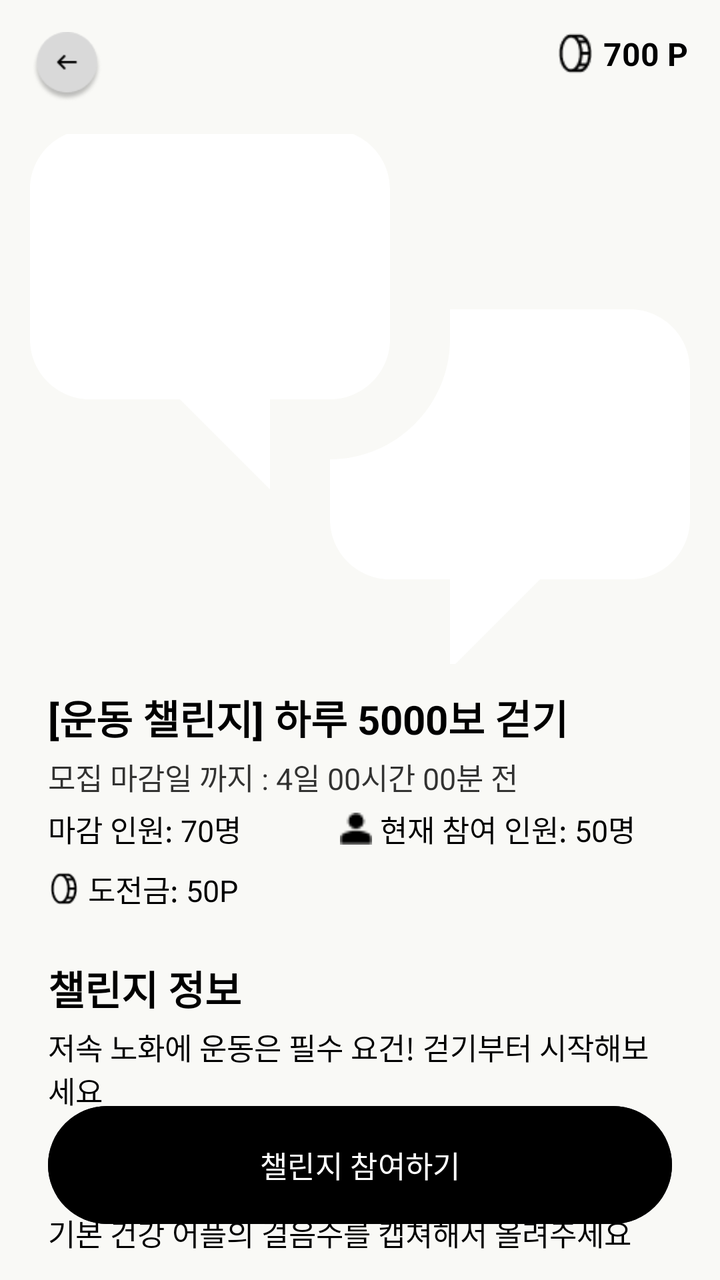
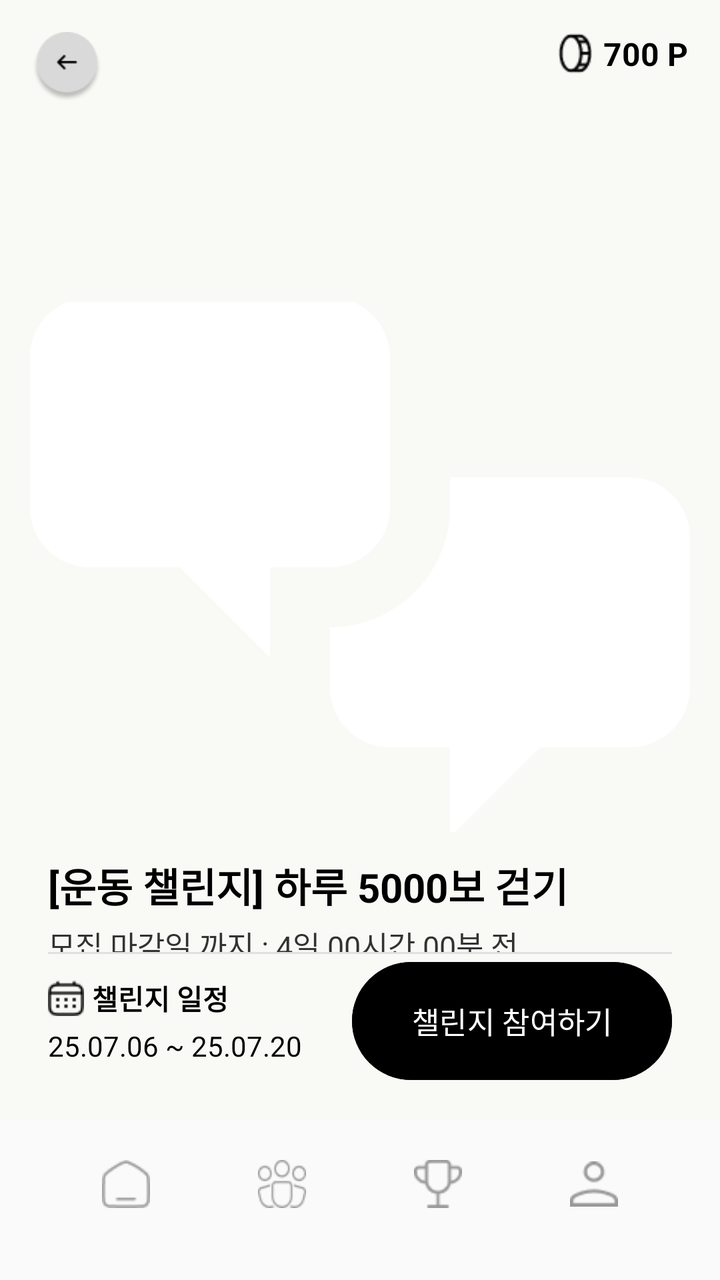

The first picture is an Android layout as it rendered before a commit; the second is the same layout after the commit. The layout source and the unified diff follow.
<!-- AndroidManifest.xml: application theme Theme.IT_contest -->
<!-- res/layout/challenge_detail.xml -->
<?xml version="1.0" encoding="utf-8"?>
<androidx.constraintlayout.widget.ConstraintLayout xmlns:android="http://schemas.android.com/apk/res/android"
    xmlns:app="http://schemas.android.com/apk/res-auto"
    android:layout_width="match_parent"
    android:layout_height="match_parent"
    android:background="#F9F9F6">

    
    <ImageButton
        android:id="@+id/back_button"
        android:layout_width="35dp"
        android:layout_height="35dp"
        android:src="@drawable/ic_back"
        android:scaleType="centerInside"
        android:background="@android:color/transparent"
        app:layout_constraintTop_toTopOf="parent"
        app:layout_constraintStart_toStartOf="parent"
        android:layout_marginTop="16dp"
        android:layout_marginStart="16dp" />

    
    <LinearLayout
        android:id="@+id/point_box"
        android:layout_width="wrap_content"
        android:layout_height="wrap_content"
        android:orientation="horizontal"
        android:gravity="center_vertical"
        app:layout_constraintTop_toTopOf="parent"
        app:layout_constraintEnd_toEndOf="parent"
        android:layout_marginTop="16dp"
        android:layout_marginEnd="16dp">

        <ImageView
            android:layout_width="20dp"
            android:layout_height="20dp"
            android:src="@drawable/ic_point"
            android:layout_marginEnd="4dp" />

        <TextView
            android:id="@+id/point"
            android:layout_width="wrap_content"
            android:layout_height="wrap_content"
            android:text="700 P"
            android:textSize="16sp"
            android:textStyle="bold"
            android:textColor="#000000" />
    </LinearLayout>

    
    <ImageView
        android:id="@+id/challenge_image"
        android:layout_width="0dp"
        android:layout_height="265dp"
        android:scaleType="centerCrop"
        android:src="@drawable/ic_chat"
        app:layout_constraintTop_toBottomOf="@+id/back_button"
        app:layout_constraintStart_toStartOf="parent"
        app:layout_constraintEnd_toEndOf="parent"
        android:layout_marginTop="16dp" />

    
    <TextView
        android:id="@+id/challenge_title"
        android:layout_width="wrap_content"
        android:layout_height="wrap_content"
        android:text="[운동 챌린지] 하루 5000보 걷기"
        android:textSize="20sp"
        android:textStyle="bold"
        android:textColor="#000000"
        app:layout_constraintTop_toBottomOf="@id/challenge_image"
        app:layout_constraintStart_toStartOf="parent"
        android:layout_marginTop="12dp"
        android:layout_marginStart="24dp" />

    
    <TextView
        android:id="@+id/deadline"
        android:layout_width="wrap_content"
        android:layout_height="wrap_content"
        android:text="모집 마감일 까지 : 4일 00시간 00분 전"
        android:textSize="15sp"
        android:textColor="#CC000000"
        app:layout_constraintTop_toBottomOf="@id/challenge_title"
        app:layout_constraintStart_toStartOf="parent"
        android:layout_marginStart="24dp"
        android:layout_marginTop="4dp" />

    
    <LinearLayout
        android:id="@+id/participant_row"
        android:layout_width="0dp"
        android:layout_height="wrap_content"
        android:orientation="horizontal"
        android:gravity="center_vertical"
        android:weightSum="2"
        app:layout_constraintTop_toBottomOf="@id/deadline"
        app:layout_constraintStart_toStartOf="parent"
        app:layout_constraintEnd_toEndOf="parent"
        android:layout_marginHorizontal="24dp"
        android:layout_marginTop="4dp">

        <TextView
            android:layout_width="0dp"
            android:layout_weight="1"
            android:layout_height="wrap_content"
            android:text="마감 인원: 70명"
            android:textColor="#000000"
            android:textSize="15sp"
            android:ellipsize="end"
            android:maxLines="1"/>

        <ImageView
            android:layout_width="16dp"
            android:layout_height="16dp"
            android:layout_marginEnd="4dp"
            android:src="@drawable/ic_person"
            app:tint="#000000" />

        <TextView
            android:layout_width="0dp"
            android:layout_weight="1"
            android:layout_height="wrap_content"
            android:text="현재 참여 인원: 50명"
            android:textColor="#000000"
            android:textSize="15sp" />
    </LinearLayout>

    
    <LinearLayout
        android:id="@+id/entry_fee_box"
        android:layout_width="wrap_content"
        android:layout_height="wrap_content"
        android:orientation="horizontal"
        android:gravity="center_vertical"
        app:layout_constraintTop_toBottomOf="@id/participant_row"
        app:layout_constraintStart_toStartOf="parent"
        android:layout_marginTop="8dp"
        android:layout_marginStart="24dp">

        <ImageView
            android:layout_width="16dp"
            android:layout_height="16dp"
            android:src="@drawable/ic_point"
            android:layout_marginEnd="4dp" />

        <TextView
            android:layout_weight="1"
            android:layout_height="wrap_content"
            android:text="도전금: 50P"
            android:textColor="#000000"
            android:textSize="15sp" />
    </LinearLayout>

    
    <TextView
        android:id="@+id/info_title"
        android:layout_width="wrap_content"
        android:layout_height="wrap_content"
        android:text="챌린지 정보"
        android:textSize="20sp"
        android:textStyle="bold"
        android:textColor="#000000"
        app:layout_constraintTop_toBottomOf="@id/entry_fee_box"
        app:layout_constraintStart_toStartOf="parent"
        android:layout_marginStart="24dp"
        android:layout_marginTop="24dp" />

    <TextView
        android:id="@+id/info_content"
        android:layout_width="0dp"
        android:layout_height="wrap_content"
        android:text="저속 노화에 운동은 필수 요건! 걷기부터 시작해보세요"
        android:textSize="15sp"
        android:textColor="#000000"
        app:layout_constraintTop_toBottomOf="@id/info_title"
        app:layout_constraintStart_toStartOf="parent"
        app:layout_constraintEnd_toEndOf="parent"
        android:layout_marginHorizontal="24dp"
        android:layout_marginTop="4dp" />

    
    <TextView
        android:id="@+id/method_title"
        android:layout_width="wrap_content"
        android:layout_height="wrap_content"
        android:text="인증 방법"
        android:textSize="20sp"
        android:textStyle="bold"
        android:textColor="#000000"
        app:layout_constraintTop_toBottomOf="@id/info_content"
        app:layout_constraintStart_toStartOf="parent"
        android:layout_marginStart="24dp"
        android:layout_marginTop="16dp" />

    <TextView
        android:id="@+id/method_content"
        android:layout_width="0dp"
        android:layout_height="wrap_content"
        android:text="기본 건강 어플의 걸음수를 캡쳐해서 올려주세요"
        android:textSize="15sp"
        android:textColor="#000000"
        app:layout_constraintTop_toBottomOf="@id/method_title"
        app:layout_constraintStart_toStartOf="parent"
        app:layout_constraintEnd_toEndOf="parent"
        android:layout_marginHorizontal="24dp"
        android:layout_marginTop="4dp" />

    
    <Button
        android:id="@+id/participate_button"
        android:layout_width="0dp"
        android:layout_height="67dp"
        android:text="챌린지 참여하기"
        android:textColor="#FFFFFF"
        android:textSize="15sp"
        android:backgroundTint="#000000"

        app:layout_constraintBottom_toBottomOf="parent"
        app:layout_constraintStart_toStartOf="parent"
        app:layout_constraintEnd_toEndOf="parent"
        android:layout_marginHorizontal="24dp"
        android:layout_marginBottom="24dp" />

</androidx.constraintlayout.widget.ConstraintLayout>
<!-- resources referenced by this layout -->
<resources>
  <!-- drawable ic_back: png bitmap (drawable, 2472 bytes) -->
  <!-- drawable ic_chat (drawable) -->
  <vector xmlns:android="http://schemas.android.com/apk/res/android"
      android:width="42dp"
      android:height="42dp"
      android:viewportWidth="42"
      android:viewportHeight="42">
    <path
        android:pathData="M5.25,21C3.325,21 1.75,19.425 1.75,17.5V8.75C1.75,6.825 3.325,5.25 5.25,5.25H19.25C21.175,5.25 22.75,6.825 22.75,8.75V17.5C22.75,19.425 21.175,21 19.25,21H15.75V26.25L10.5,21H5.25ZM36.75,31.5C38.675,31.5 40.25,29.925 40.25,28V19.25C40.25,17.325 38.675,15.75 36.75,15.75H26.25V17.5C26.25,21.35 23.1,24.5 19.25,24.5V28C19.25,29.925 20.825,31.5 22.75,31.5H26.25V36.75L31.5,31.5H36.75Z"
        android:fillColor="#ffffff"/>
  </vector>
  <!-- drawable ic_person: png bitmap (drawable, 255 bytes) -->
  <!-- drawable ic_point: png bitmap (drawable, 475 bytes) -->
  <style name="Theme.IT_contest" parent="Base.Theme.IT_contest" />
  <style name="Base.Theme.IT_contest" parent="Theme.Material3.DayNight.NoActionBar">
          
          
      </style>
</resources>

<!-- the commit's change to res/layout/challenge_detail.xml (unified diff, before → after) -->
@@ -1,5 +1,6 @@
 <?xml version="1.0" encoding="utf-8"?>
-<androidx.constraintlayout.widget.ConstraintLayout xmlns:android="http://schemas.android.com/apk/res/android"
+<androidx.constraintlayout.widget.ConstraintLayout
+    xmlns:android="http://schemas.android.com/apk/res/android"
     xmlns:app="http://schemas.android.com/apk/res-auto"
     android:layout_width="match_parent"
     android:layout_height="match_parent"
@@ -13,6 +14,9 @@
         android:src="@drawable/ic_back"
         android:scaleType="centerInside"
         android:background="@android:color/transparent"
+        android:clickable="true"
+        android:focusable="true"
+        android:elevation="10dp"
         app:layout_constraintTop_toTopOf="parent"
         app:layout_constraintStart_toStartOf="parent"
         android:layout_marginTop="16dp"
@@ -25,6 +29,10 @@
         android:layout_height="wrap_content"
         android:orientation="horizontal"
         android:gravity="center_vertical"
+        android:clickable="true"
+        android:focusable="true"
+        android:foreground="?attr/selectableItemBackground"
+        android:elevation="10dp"
         app:layout_constraintTop_toTopOf="parent"
         app:layout_constraintEnd_toEndOf="parent"
         android:layout_marginTop="16dp"
@@ -47,178 +55,391 @@
     </LinearLayout>
 
     
-    <ImageView
-        android:id="@+id/challenge_image"
+    <androidx.core.widget.NestedScrollView
+        android:id="@+id/scrollView"
         android:layout_width="0dp"
-        android:layout_height="265dp"
-        android:scaleType="centerCrop"
-        android:src="@drawable/ic_chat"
-        app:layout_constraintTop_toBottomOf="@+id/back_button"
-        app:layout_constraintStart_toStartOf="parent"
-        app:layout_constraintEnd_toEndOf="parent"
-        android:layout_marginTop="16dp" />
-
-    
-    <TextView
-        android:id="@+id/challenge_title"
-        android:layout_width="wrap_content"
-        android:layout_height="wrap_content"
-        android:text="[운동 챌린지] 하루 5000보 걷기"
-        android:textSize="20sp"
-        android:textStyle="bold"
-        android:textColor="#000000"
-        app:layout_constraintTop_toBottomOf="@id/challenge_image"
-        app:layout_constraintStart_toStartOf="parent"
-        android:layout_marginTop="12dp"
-        android:layout_marginStart="24dp" />
-
-    
-    <TextView
-        android:id="@+id/deadline"
-        android:layout_width="wrap_content"
-        android:layout_height="wrap_content"
-        android:text="모집 마감일 까지 : 4일 00시간 00분 전"
-        android:textSize="15sp"
-        android:textColor="#CC000000"
-        app:layout_constraintTop_toBottomOf="@id/challenge_title"
-        app:layout_constraintStart_toStartOf="parent"
-        android:layout_marginStart="24dp"
-        android:layout_marginTop="4dp" />
+        android:layout_height="0dp"
+        android:fillViewport="true"
+        app:layout_constraintTop_toBottomOf="@id/back_button"
+        app:layout_constraintBottom_toTopOf="@id/challenge_schedule_row"
+        app:layout_constraintStart_toStartOf="parent"
+        app:layout_constraintEnd_toEndOf="parent">
+
+        <LinearLayout
+            android:layout_width="match_parent"
+            android:layout_height="wrap_content"
+            android:orientation="vertical">
+
+            
+            <ImageView
+                android:id="@+id/challenge_image"
+                android:layout_width="match_parent"
+                android:layout_height="265dp"
+                android:scaleType="centerCrop"
+                android:src="@drawable/ic_chat"
+                android:layout_marginTop="100dp" />
+
+            
+            <TextView
+                android:id="@+id/challenge_title"
+                android:layout_width="wrap_content"
+                android:layout_height="wrap_content"
+                android:text="[운동 챌린지] 하루 5000보 걷기"
+                android:textSize="20sp"
+                android:textStyle="bold"
+                android:textColor="#000000"
+                android:layout_marginTop="12dp"
+                android:layout_marginStart="24dp"
+                android:layout_marginEnd="24dp" />
+
+            
+            <TextView
+                android:id="@+id/deadline"
+                android:layout_width="wrap_content"
+                android:layout_height="wrap_content"
+                android:text="모집 마감일 까지 : 4일 00시간 00분 전"
+                android:textSize="15sp"
+                android:textColor="#CC000000"
+                android:layout_marginTop="4dp"
+                android:layout_marginStart="24dp"
+                android:layout_marginEnd="24dp" />
+
+            
+            <LinearLayout
+                android:id="@+id/participant_row"
+                android:layout_width="match_parent"
+                android:layout_height="wrap_content"
+                android:orientation="horizontal"
+                android:layout_marginTop="4dp"
+                android:layout_marginHorizontal="24dp"
+                android:gravity="center_vertical">
+
+                <TextView
+                    android:layout_width="0dp"
+                    android:layout_height="wrap_content"
+                    android:layout_weight="1"
+                    android:text="마감 인원: 70명"
+                    android:textColor="#000000"
+                    android:textSize="15sp"
+                    android:ellipsize="end"
+                    android:maxLines="1" />
+
+                <ImageView
+                    android:layout_width="16dp"
+                    android:layout_height="16dp"
+                    android:layout_marginEnd="4dp"
+                    android:src="@drawable/ic_person"
+                    app:tint="#000000" />
+
+                <TextView
+                    android:layout_width="0dp"
+                    android:layout_height="wrap_content"
+                    android:layout_weight="1"
+                    android:text="현재 참여 인원: 50명"
+                    android:textColor="#000000"
+                    android:textSize="15sp" />
+            </LinearLayout>
+
+            
+            <LinearLayout
+                android:id="@+id/entry_fee_point"
+                android:layout_width="wrap_content"
+                android:layout_height="wrap_content"
+                android:orientation="horizontal"
+                android:gravity="center_vertical"
+                android:layout_marginTop="8dp"
+                android:layout_marginStart="24dp"
+                android:layout_marginEnd="24dp">
+
+                <ImageView
+                    android:layout_width="16dp"
+                    android:layout_height="16dp"
+                    android:src="@drawable/ic_point"
+                    android:layout_marginEnd="4dp" />
+
+                <TextView
+                    android:id="@+id/entry_fee"
+                    android:layout_width="wrap_content"
+                    android:layout_height="wrap_content"
+                    android:text="도전금: 50P"
+                    android:textColor="#000000"
+                    android:textSize="15sp" />
+            </LinearLayout>
+
+            
+            <TextView
+                android:id="@+id/info_title"
+                android:layout_width="wrap_content"
+                android:layout_height="wrap_content"
+                android:text="챌린지 정보"
+                android:textSize="20sp"
+                android:textStyle="bold"
+                android:textColor="#000000"
+                android:layout_marginTop="24dp"
+                android:layout_marginStart="24dp"
+                android:layout_marginEnd="24dp" />
+
+            <TextView
+                android:id="@+id/info_content"
+                android:layout_width="match_parent"
+                android:layout_height="wrap_content"
+                android:text="저속 노화에 운동은 필수 요건! 걷기부터 시작해보세요"
+                android:textSize="15sp"
+                android:textColor="#000000"
+                android:layout_marginTop="4dp"
+                android:layout_marginHorizontal="24dp" />
+
+            
+            <TextView
+                android:id="@+id/method_title"
+                android:layout_width="wrap_content"
+                android:layout_height="wrap_content"
+                android:text="인증 방법"
+                android:textSize="20sp"
+                android:textStyle="bold"
+                android:textColor="#000000"
+                android:layout_marginTop="16dp"
+                android:layout_marginStart="24dp"
+                android:layout_marginEnd="24dp" />
+
+            <TextView
+                android:id="@+id/method_content"
+                android:layout_width="match_parent"
+                android:layout_height="wrap_content"
+                android:text="기본 건강 어플의 걸음수를 캡쳐해서 올려주세요"
+                android:textSize="15sp"
+                android:textColor="#000000"
+                android:layout_marginTop="4dp"
+                android:layout_marginHorizontal="24dp" />
+        </LinearLayout>
+    </androidx.core.widget.NestedScrollView>
+
+    
+    <View
+        android:id="@+id/section_divider"
+        android:layout_width="match_parent"
+        android:layout_height="1dp"
+        android:background="#E0E0E0"
+        android:layout_marginHorizontal="24dp"
+        app:layout_constraintBottom_toTopOf="@id/challenge_schedule_row"
+        app:layout_constraintStart_toStartOf="parent"
+        app:layout_constraintEnd_toEndOf="parent" />
 
     
     <LinearLayout
-        android:id="@+id/participant_row"
+        android:id="@+id/challenge_schedule_row"
         android:layout_width="0dp"
         android:layout_height="wrap_content"
         android:orientation="horizontal"
         android:gravity="center_vertical"
-        android:weightSum="2"
-        app:layout_constraintTop_toBottomOf="@id/deadline"
-        app:layout_constraintStart_toStartOf="parent"
-        app:layout_constraintEnd_toEndOf="parent"
         android:layout_marginHorizontal="24dp"
-        android:layout_marginTop="4dp">
-
-        <TextView
+        android:layout_marginBottom="16dp"
+        app:layout_constraintBottom_toTopOf="@id/include_bottom_nav"
+        app:layout_constraintStart_toStartOf="parent"
+        app:layout_constraintEnd_toEndOf="parent">
+
+        
+        <LinearLayout
             android:layout_width="0dp"
             android:layout_weight="1"
             android:layout_height="wrap_content"
-            android:text="마감 인원: 70명"
-            android:textColor="#000000"
+            android:orientation="vertical">
+
+            <LinearLayout
+                android:layout_width="wrap_content"
+                android:layout_height="wrap_content"
+                android:orientation="horizontal"
+                android:gravity="center_vertical">
+
+                <ImageView
+                    android:layout_width="18dp"
+                    android:layout_height="18dp"
+                    android:src="@drawable/ic_calendar"
+                    android:layout_marginEnd="4dp" />
+
+                <TextView
+                    android:layout_width="wrap_content"
+                    android:layout_height="wrap_content"
+                    android:text="챌린지 일정"
+                    android:textColor="#000000"
+                    android:textSize="14sp"
+                    android:textStyle="bold" />
+            </LinearLayout>
+
+            <TextView
+                android:id="@+id/challenge_date_range"
+                android:layout_width="wrap_content"
+                android:layout_height="wrap_content"
+                android:text="25.07.06 ~ 25.07.20"
+                android:textColor="#000000"
+                android:textSize="14sp"
+                android:layout_marginTop="4dp" />
+        </LinearLayout>
+
+        
+        <Button
+            android:id="@+id/participate_button"
+            android:layout_width="160dp"
+            android:layout_height="67dp"
+            android:text="챌린지 참여하기"
+            android:textColor="#FFFFFF"
             android:textSize="15sp"
-            android:ellipsize="end"
-            android:maxLines="1"/>
-
-        <ImageView
-            android:layout_width="16dp"
-            android:layout_height="16dp"
-            android:layout_marginEnd="4dp"
-            android:src="@drawable/ic_person"
-            app:tint="#000000" />
-
-        <TextView
-            android:layout_width="0dp"
-            android:layout_weight="1"
-            android:layout_height="wrap_content"
-            android:text="현재 참여 인원: 50명"
-            android:textColor="#000000"
-            android:textSize="15sp" />
+            android:backgroundTint="#000000"
+            android:layout_marginStart="8dp" />
     </LinearLayout>
 
     
-    <LinearLayout
-        android:id="@+id/entry_fee_box"
-        android:layout_width="wrap_content"
-        android:layout_height="wrap_content"
-        android:orientation="horizontal"
-        android:gravity="center_vertical"
-        app:layout_constraintTop_toBottomOf="@id/participant_row"
-        app:layout_constraintStart_toStartOf="parent"
-        android:layout_marginTop="8dp"
-        android:layout_marginStart="24dp">
-
-        <ImageView
-            android:layout_width="16dp"
-            android:layout_height="16dp"
-            android:src="@drawable/ic_point"
-            android:layout_marginEnd="4dp" />
-
-        <TextView
-            android:layout_weight="1"
-            android:layout_height="wrap_content"
-            android:text="도전금: 50P"
-            android:textColor="#000000"
-            android:textSize="15sp" />
-    </LinearLayout>
-
-    
-    <TextView
-        android:id="@+id/info_title"
-        android:layout_width="wrap_content"
-        android:layout_height="wrap_content"
-        android:text="챌린지 정보"
-        android:textSize="20sp"
-        android:textStyle="bold"
-        android:textColor="#000000"
-        app:layout_constraintTop_toBottomOf="@id/entry_fee_box"
-        app:layout_constraintStart_toStartOf="parent"
-        android:layout_marginStart="24dp"
-        android:layout_marginTop="24dp" />
-
-    <TextView
-        android:id="@+id/info_content"
+    <include
+        android:id="@+id/include_bottom_nav"
+        layout="@layout/bottom_navigation_main"
         android:layout_width="0dp"
         android:layout_height="wrap_content"
-        android:text="저속 노화에 운동은 필수 요건! 걷기부터 시작해보세요"
-        android:textSize="15sp"
-        android:textColor="#000000"
-        app:layout_constraintTop_toBottomOf="@id/info_title"
-        app:layout_constraintStart_toStartOf="parent"
-        app:layout_constraintEnd_toEndOf="parent"
-        android:layout_marginHorizontal="24dp"
-        android:layout_marginTop="4dp" />
-
-    
-    <TextView
-        android:id="@+id/method_title"
-        android:layout_width="wrap_content"
+        app:layout_constraintBottom_toBottomOf="parent"
+        app:layout_constraintStart_toStartOf="parent"
+        app:layout_constraintEnd_toEndOf="parent" />
+</androidx.constraintlayout.widget.ConstraintLayout>
+<!-- res/layout/bottom_navigation_main.xml (included above) -->
+<?xml version="1.0" encoding="utf-8"?>
+<androidx.constraintlayout.widget.ConstraintLayout
+    xmlns:android="http://schemas.android.com/apk/res/android"
+    xmlns:app="http://schemas.android.com/apk/res-auto"
+    android:layout_width="match_parent"
+    android:layout_height="match_parent"
+    android:background="#FFFAFAFA">
+
+    
+    <LinearLayout
+        android:id="@+id/bottom_bar"
+        android:layout_width="match_parent"
         android:layout_height="wrap_content"
-        android:text="인증 방법"
-        android:textSize="20sp"
-        android:textStyle="bold"
-        android:textColor="#000000"
-        app:layout_constraintTop_toBottomOf="@id/info_content"
-        app:layout_constraintStart_toStartOf="parent"
-        android:layout_marginStart="24dp"
-        android:layout_marginTop="16dp" />
-
-    <TextView
-        android:id="@+id/method_content"
-        android:layout_width="0dp"
-        android:layout_height="wrap_content"
-        android:text="기본 건강 어플의 걸음수를 캡쳐해서 올려주세요"
-        android:textSize="15sp"
-        android:textColor="#000000"
-        app:layout_constraintTop_toBottomOf="@id/method_title"
-        app:layout_constraintStart_toStartOf="parent"
-        app:layout_constraintEnd_toEndOf="parent"
-        android:layout_marginHorizontal="24dp"
-        android:layout_marginTop="4dp" />
-
-    
-    <Button
-        android:id="@+id/participate_button"
-        android:layout_width="0dp"
-        android:layout_height="67dp"
-        android:text="챌린지 참여하기"
-        android:textColor="#FFFFFF"
-        android:textSize="15sp"
-        android:backgroundTint="#000000"
-
+        android:layout_margin="16dp"
+        android:orientation="horizontal"
+        android:paddingVertical="20dp"
+        android:paddingHorizontal="8dp"
+        android:gravity="center"
+        android:clipToOutline="true"
+        android:elevation="4dp"
         app:layout_constraintBottom_toBottomOf="parent"
         app:layout_constraintStart_toStartOf="parent"
-        app:layout_constraintEnd_toEndOf="parent"
-        android:layout_marginHorizontal="24dp"
-        android:layout_marginBottom="24dp" />
+        app:layout_constraintEnd_toEndOf="parent">
+
+        
+        <LinearLayout
+            android:id="@+id/menu_home"
+            android:layout_width="0dp"
+            android:layout_height="wrap_content"
+            android:layout_weight="1"
+            android:orientation="vertical"
+            android:gravity="center">
+
+            <ImageView
+                android:id="@+id/icon_home"
+                android:layout_width="24dp"
+                android:layout_height="24dp"
+                android:src="@drawable/ic_home"
+                android:contentDescription="홈 아이콘"
+                app:tint="#999999" />
+
+            <TextView
+                android:id="@+id/text_home"
+                android:layout_width="wrap_content"
+                android:layout_height="wrap_content"
+                android:text="HOME"
+                android:textSize="12sp"
+                android:textStyle="bold"
+                android:textColor="#000000"
+                android:layout_marginTop="4dp"
+                android:visibility="gone" />
+        </LinearLayout>
+
+        
+        <LinearLayout
+            android:id="@+id/menu_community"
+            android:layout_width="0dp"
+            android:layout_height="wrap_content"
+            android:layout_weight="1"
+            android:orientation="vertical"
+            android:gravity="center">
+
+            <ImageView
+                android:id="@+id/icon_community"
+                android:layout_width="24dp"
+                android:layout_height="24dp"
+                android:src="@drawable/ic_community"
+                android:contentDescription="커뮤니티 아이콘"
+                app:tint="#999999" />
+
+            <TextView
+                android:id="@+id/text_community"
+                android:layout_width="wrap_content"
+                android:layout_height="wrap_content"
+                android:text="COMMUNITY"
+                android:textSize="12sp"
+                android:textStyle="bold"
+                android:textColor="#000000"
+                android:layout_marginTop="4dp"
+                android:visibility="gone" />
+        </LinearLayout>
+
+        
+        <LinearLayout
+            android:id="@+id/menu_challenge"
+            android:layout_width="0dp"
+            android:layout_height="wrap_content"
+            android:layout_weight="1"
+            android:orientation="vertical"
+            android:gravity="center">
+
+            <ImageView
+                android:id="@+id/icon_challenge"
+                android:layout_width="24dp"
+                android:layout_height="24dp"
+                android:src="@drawable/ic_challenge"
+                android:contentDescription="챌린지 아이콘"
+                app:tint="#999999" />
+
+            <TextView
+                android:id="@+id/text_challenge"
+                android:layout_width="wrap_content"
+                android:layout_height="wrap_content"
+                android:text="CHALLENGE"
+                android:textSize="12sp"
+                android:textStyle="bold"
+                android:textColor="#000000"
+                android:layout_marginTop="4dp"
+                android:visibility="gone" />
+        </LinearLayout>
+
+        
+        <LinearLayout
+            android:id="@+id/menu_my"
+            android:layout_width="0dp"
+            android:layout_height="wrap_content"
+            android:layout_weight="1"
+            android:orientation="vertical"
+            android:gravity="center">
+
+            <ImageView
+                android:id="@+id/icon_my"
+                android:layout_width="24dp"
+                android:layout_height="24dp"
+                android:src="@drawable/ic_my"
+                android:contentDescription="마이 아이콘"
+                app:tint="#999999" />
+
+            <TextView
+                android:id="@+id/text_my"
+                android:layout_width="wrap_content"
+                android:layout_height="wrap_content"
+                android:text="MY"
+                android:textSize="12sp"
+                android:textStyle="bold"
+                android:textColor="#000000"
+                android:layout_marginTop="4dp"
+                android:visibility="gone" />
+        </LinearLayout>
+
+    </LinearLayout>
+
 
 </androidx.constraintlayout.widget.ConstraintLayout>
<!-- resource entries referenced after the edit -->
@@ -1,6 +1,8 @@
 <!-- resources referenced by this layout -->
 <resources>
   <!-- drawable ic_back: png bitmap (drawable, 2472 bytes) -->
+  <!-- drawable ic_calendar: png bitmap (drawable, 365 bytes) -->
+  <!-- drawable ic_challenge: png bitmap (drawable, 471 bytes) -->
   <!-- drawable ic_chat (drawable) -->
   <vector xmlns:android="http://schemas.android.com/apk/res/android"
       android:width="42dp"
@@ -11,6 +13,9 @@
         android:pathData="M5.25,21C3.325,21 1.75,19.425 1.75,17.5V8.75C1.75,6.825 3.325,5.25 5.25,5.25H19.25C21.175,5.25 22.75,6.825 22.75,8.75V17.5C22.75,19.425 21.175,21 19.25,21H15.75V26.25L10.5,21H5.25ZM36.75,31.5C38.675,31.5 40.25,29.925 40.25,28V19.25C40.25,17.325 38.675,15.75 36.75,15.75H26.25V17.5C26.25,21.35 23.1,24.5 19.25,24.5V28C19.25,29.925 20.825,31.5 22.75,31.5H26.25V36.75L31.5,31.5H36.75Z"
         android:fillColor="#ffffff"/>
   </vector>
+  <!-- drawable ic_community: png bitmap (drawable, 754 bytes) -->
+  <!-- drawable ic_home: png bitmap (drawable, 422 bytes) -->
+  <!-- drawable ic_my: png bitmap (drawable, 460 bytes) -->
   <!-- drawable ic_person: png bitmap (drawable, 255 bytes) -->
   <!-- drawable ic_point: png bitmap (drawable, 475 bytes) -->
   <style name="Theme.IT_contest" parent="Base.Theme.IT_contest" />
